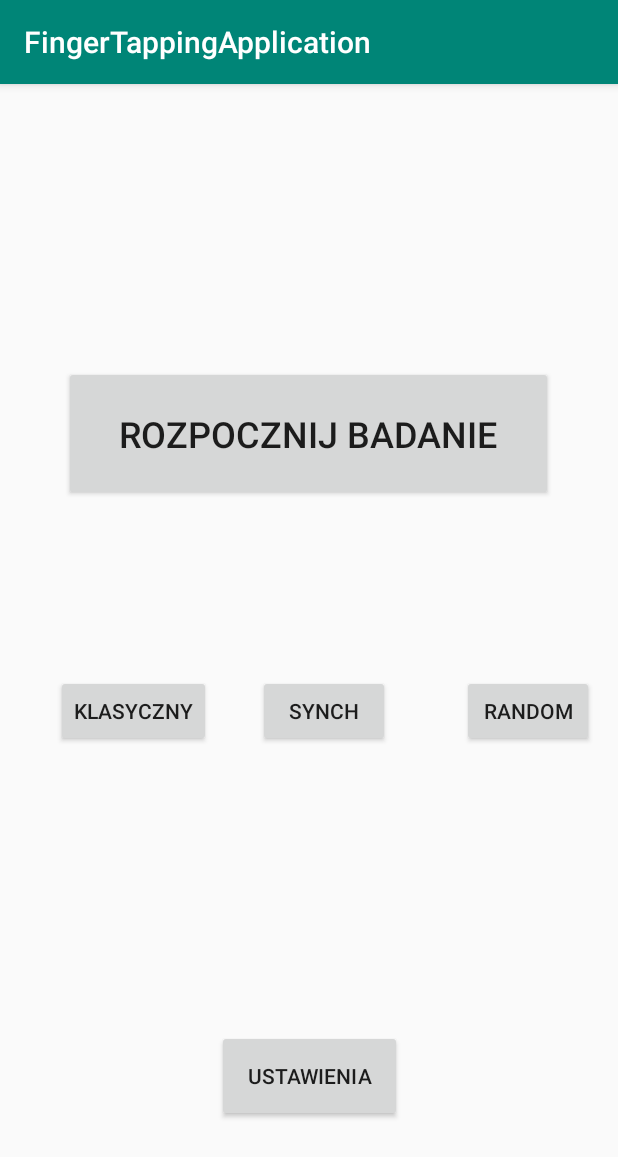
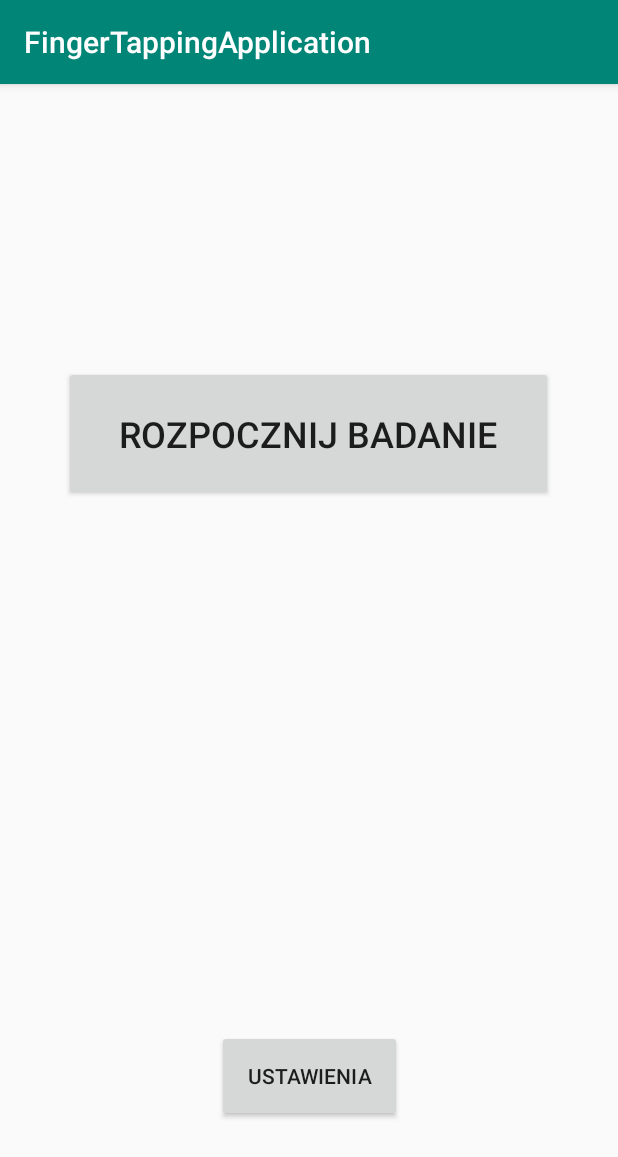
Before and after one commit to sara097/AppFingerTapping, an Android app: the screen it shows after launch (MainActivity), on a phone screen of 412 x 824 dp. Shown: the top 1157 px of the screen. Run offline under Robolectric (Android 15) with nearby library versions, the light colour scheme and no system bars.

Commit message:
3 badania

```diff
--- a/app/build.gradle
+++ b/app/build.gradle
@@ -16,6 +16,10 @@ android {
             proguardFiles getDefaultProguardFile('proguard-android-optimize.txt'), 'proguard-rules.pro'
         }
     }
+    compileOptions {
+        sourceCompatibility = '1.8'
+        targetCompatibility = '1.8'
+    }
 }
 
 dependencies {
--- a/app/src/main/AndroidManifest.xml
+++ b/app/src/main/AndroidManifest.xml
@@ -13,7 +13,8 @@
         android:roundIcon="@mipmap/ic_launcher_round"
         android:supportsRtl="true"
         android:theme="@style/AppTheme">
-        <activity android:name=".SettingsActivity"></activity>
+        <activity android:name=".InstructionActivity"></activity>
+        <activity android:name=".SettingsActivity" />
         <activity android:name=".WaitForMeasure" />
         <activity android:name=".UserDataActivity" />
         <activity android:name=".MainActivity">
--- a/app/src/main/res/layout/activity_main.xml
+++ b/app/src/main/res/layout/activity_main.xml
@@ -28,7 +28,7 @@
         android:layout_marginTop="188dp"
         android:layout_marginEnd="8dp"
         android:onClick="tapTwoClicked"
-        android:text="Rozpocznij badanie"
+        android:text="@string/start_measure"
         android:textSize="24sp"
         app:layout_constraintEnd_toEndOf="parent"
         app:layout_constraintHorizontal_bias="0.492"
@@ -41,46 +41,12 @@
         android:layout_height="61dp"
         android:layout_marginBottom="76dp"
         android:onClick="settingsClicked"
-        android:text="Ustawienia"
+        android:text="@string/settings"
         app:layout_constraintBottom_toBottomOf="parent"
         app:layout_constraintEnd_toEndOf="parent"
         app:layout_constraintStart_toStartOf="parent" />
 
-    <Button
-        android:id="@+id/classic"
-        android:layout_width="wrap_content"
-        android:layout_height="wrap_content"
-        android:layout_marginStart="8dp"
-        android:layout_marginTop="116dp"
-        android:layout_marginEnd="8dp"
-        android:onClick="classicClicked"
-        android:text="Klasyczny"
-        app:layout_constraintEnd_toStartOf="@+id/synch"
-        app:layout_constraintHorizontal_bias="0.557"
-        app:layout_constraintStart_toStartOf="parent"
-        app:layout_constraintTop_toBottomOf="@+id/tapBtn2" />
 
-    <Button
-        android:id="@+id/synch"
-        android:layout_width="wrap_content"
-        android:layout_height="wrap_content"
-        android:layout_marginTop="116dp"
-        android:layout_marginEnd="48dp"
-        android:onClick="synchClicked"
-        android:text="Synch"
-        app:layout_constraintEnd_toStartOf="@+id/random"
-        app:layout_constraintTop_toBottomOf="@+id/tapBtn2" />
-
-    <Button
-        android:id="@+id/random"
-        android:layout_width="wrap_content"
-        android:layout_height="wrap_content"
-        android:layout_marginTop="116dp"
-        android:layout_marginEnd="16dp"
-        android:onClick="randomClicked"
-        android:text="Random"
-        app:layout_constraintEnd_toEndOf="parent"
-        app:layout_constraintTop_toBottomOf="@+id/tapBtn2" />
 
 
 </android.support.constraint.ConstraintLayout>
--- a/app/src/main/res/values/strings.xml
+++ b/app/src/main/res/values/strings.xml
@@ -15,4 +15,6 @@
     <string name="imie">Imię</string>
     <string name="podaj_swoje_dane">Podaj swoje dane</string>
     <string name="identyfikator">Identyfikator</string>
+    <string name="settings">Ustawienia</string>
+    <string name="start_measure">Rozpocznij badanie</string>
 </resources>
```
Also changed, not shown: app/src/main/java/com/example/fingertapping/FingerTappingActivity.java (+76 -68 lines), app/src/main/java/com/example/fingertapping/InstructionActivity.java (added, +65 -0 lines), app/src/main/java/com/example/fingertapping/MainActivity.java (+6 -32 lines), app/src/main/res/layout/activity_instruction.xml (added, +35 -0 lines), app/src/main/res/layout/activity_tapping.xml (+19 -38 lines), 3 other files.
